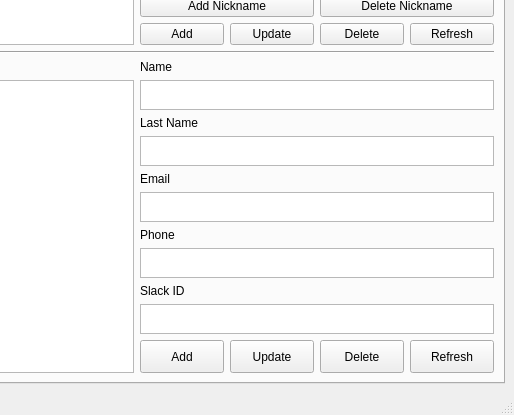
Above: client/ui/main_window.ui from Harrell18W/schedule-keeper before the change; both pictures show x 486 to 1000 and y 305 to 720 of the 1000 by 720 pixel window. Below: the same form after it.
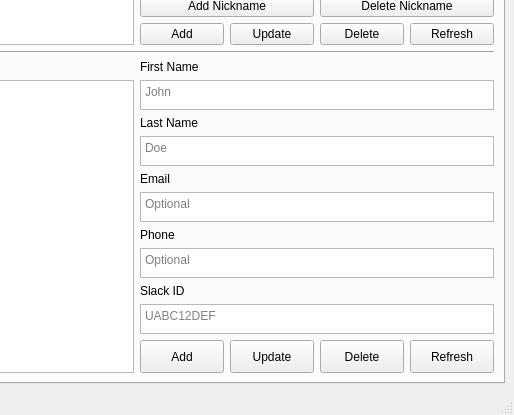
That is the form after the change.

Diff of the .ui file:
```diff
--- a/client/ui/main_window.ui
+++ b/client/ui/main_window.ui
@@ -285,7 +285,7 @@
             <item>
              <widget class="QLabel" name="employees_name_label">
               <property name="text">
-               <string>Name</string>
+               <string>First Name</string>
               </property>
              </widget>
             </item>
@@ -303,6 +303,9 @@
                 <height>30</height>
                </size>
               </property>
+              <property name="placeholderText">
+               <string>John</string>
+              </property>
              </widget>
             </item>
             <item>
@@ -326,6 +329,9 @@
                 <height>30</height>
                </size>
               </property>
+              <property name="placeholderText">
+               <string>Doe</string>
+              </property>
              </widget>
             </item>
             <item>
@@ -349,6 +355,9 @@
                 <height>30</height>
                </size>
               </property>
+              <property name="placeholderText">
+               <string>Optional</string>
+              </property>
              </widget>
             </item>
             <item>
@@ -372,6 +381,9 @@
                 <height>30</height>
                </size>
               </property>
+              <property name="placeholderText">
+               <string>Optional</string>
+              </property>
              </widget>
             </item>
             <item>
@@ -395,6 +407,12 @@
                 <height>30</height>
                </size>
               </property>
+              <property name="tabStopDistance">
+               <double>78.000000000000000</double>
+              </property>
+              <property name="placeholderText">
+               <string>UABC12DEF</string>
+              </property>
              </widget>
             </item>
             <item>
```
Left out of the diff: 8 changed lines with no effect on the pictures.
